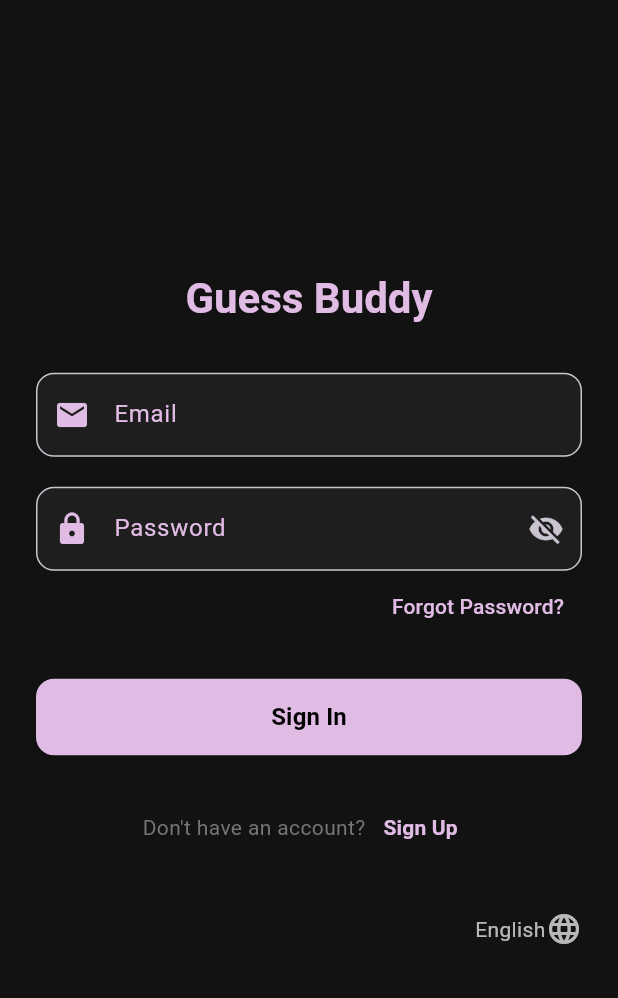
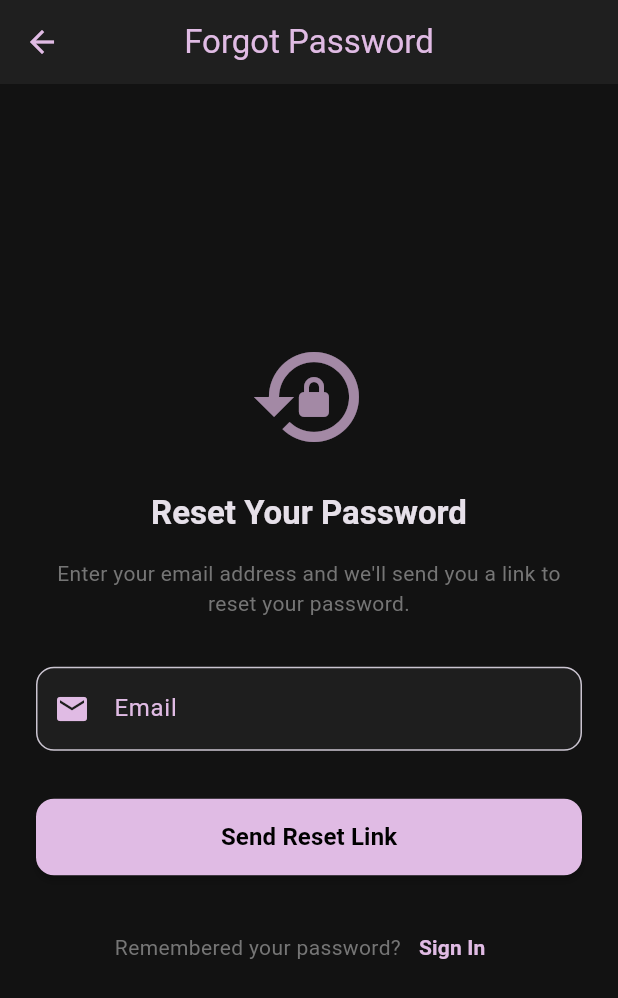
Before and after one commit to mburakaltun/guess_buddy_app, a Flutter app: the screen it shows after launch, after a tap on "Forgot Password?", on a phone screen of 412 x 824 dp. Shown: the top 998 px of the screen. Run offline on Flutter 3.47's test engine with Material 3 defaults, Android fonts, the phone set to English and light mode, and no system bars; our stand-ins replace flutter_dotenv, shared_preferences; accounts and stored records are empty; generated files the repository leaves out were written again; network calls fail.

Commit message:
Add forgot password feature with email input and success/error handling

```diff
--- a/lib/authentication/model/endpoint/authentication_endpoints.dart
+++ b/lib/authentication/model/endpoint/authentication_endpoints.dart
@@ -2,4 +2,5 @@ class AuthEndpoints {
   static const String base = '/authentication';
   static const String signUp = '$base/sign-up';
   static const String signIn = '$base/sign-in';
+  static const String startForgotPassword = '$base/start-forgot-password';
 }
--- /dev/null
+++ b/lib/authentication/model/request/request_send_forgot_password_email.dart
@@ -0,0 +1,13 @@
+class RequestStartForgotPassword {
+  final String email;
+
+  RequestStartForgotPassword({
+    required this.email,
+  });
+
+  Map<String, dynamic> toJson() {
+    return {
+      'email': email,
+    };
+  }
+}
--- /dev/null
+++ b/lib/authentication/model/response/response_send_forgot_password_email.dart
@@ -0,0 +1,11 @@
+class ResponseStartForgotPassword {
+  final bool emailSent;
+
+  ResponseStartForgotPassword({this.emailSent = false});
+
+  factory ResponseStartForgotPassword.fromJson(Map<String, dynamic> json) {
+    return ResponseStartForgotPassword(
+      emailSent: json['emailSent'] ?? false,
+    );
+  }
+}
--- /dev/null
+++ b/lib/authentication/screen/forgot_password_screen.dart
@@ -0,0 +1,225 @@
+import 'package:flutter/material.dart';
+import 'package:guess_buddy_app/authentication/model/request/request_send_forgot_password_email.dart';
+import 'package:guess_buddy_app/common/constants/routes.dart';
+import 'package:guess_buddy_app/common/extension/localization_extension.dart';
+import 'package:guess_buddy_app/common/model/exception/api_exception.dart';
+import 'package:guess_buddy_app/authentication/service/authentication_service.dart';
+
+class ForgotPasswordScreen extends StatefulWidget {
+  const ForgotPasswordScreen({super.key});
+
+  @override
+  State<ForgotPasswordScreen> createState() => _ForgotPasswordScreenState();
+}
+
+class _ForgotPasswordScreenState extends State<ForgotPasswordScreen> {
+  final _formKey = GlobalKey<FormState>();
+  final _emailController = TextEditingController();
+  final _authenticationService = AuthenticationService();
+
+  String _email = '';
+  bool _isLoading = false;
+  bool _isSuccess = false;
+
+  @override
+  void dispose() {
+    _emailController.dispose();
+    super.dispose();
+  }
+
+  Future<void> _resetPassword() async {
+    if (!_formKey.currentState!.validate()) return;
+
+    _formKey.currentState!.save();
+
+    setState(() {
+      _isLoading = true;
+      _isSuccess = false;
+    });
+
+    try {
+      await _authenticationService.startForgotPassword(
+          RequestStartForgotPassword(email: _email)
+      );
+
+      if (!mounted) return;
+
+      setState(() {
+        _isSuccess = true;
+        _isLoading = false;
+      });
+
+    } on ApiException catch (e) {
+      if (!mounted) return;
+    } catch (e) {
+      if (!mounted) return;
+    } finally {
+      if (mounted && !_isSuccess) {
+        setState(() => _isLoading = false);
+      }
+      _showSuccessMessage(context.message.forgotPasswordResetLinkSent);
+    }
+  }
+
+  void _showSuccessMessage(String message) {
+    ScaffoldMessenger.of(context).showSnackBar(
+      SnackBar(
+        content: Text(message),
+        backgroundColor: Colors.green,
+        duration: const Duration(seconds: 3),
+      ),
+    );
+  }
+
+  void _showErrorDialog(String message) {
+    showDialog(
+      context: context,
+      builder: (context) => AlertDialog(
+        title: Text(context.message.forgotPasswordFailed),
+        content: Text(message),
+        actions: [
+          TextButton(
+              onPressed: () => Navigator.of(context).pop(),
+              child: Text(context.message.ok)
+          )
+        ],
+      ),
+    );
+  }
+
+  @override
+  Widget build(BuildContext context) {
+    return Scaffold(
+      appBar: AppBar(
+        title: Text(context.message.forgotPassword),
+        centerTitle: true,
+        elevation: 0,
+      ),
+      body: SafeArea(
+        child: GestureDetector(
+          onTap: () => FocusScope.of(context).unfocus(),
+          child: Center(
+            child: SingleChildScrollView(
+              padding: const EdgeInsets.all(24.0),
+              child: Form(
+                key: _formKey,
+                child: Column(
+                  mainAxisAlignment: MainAxisAlignment.center,
+                  crossAxisAlignment: CrossAxisAlignment.stretch,
+                  children: [
+                    // Icon
+                    Icon(
+                      Icons.lock_reset,
+                      size: 80,
+                      color: Theme.of(context).primaryColor.withOpacity(0.7),
+                    ),
+                    const SizedBox(height: 24),
+
+                    // Title
+                    Text(
+                      context.message.forgotPasswordTitle,
+                      style: Theme.of(context).textTheme.titleLarge?.copyWith(
+                        fontWeight: FontWeight.bold,
+                      ),
+                      textAlign: TextAlign.center,
+                    ),
+                    const SizedBox(height: 16),
+
+                    // Description
+                    Text(
+                      context.message.forgotPasswordDescription,
+                      style: Theme.of(context).textTheme.bodyMedium?.copyWith(
+                        color: Colors.grey[600],
+                      ),
+                      textAlign: TextAlign.center,
+                    ),
+                    const SizedBox(height: 32),
+
+                    // Email field
+                    TextFormField(
+                      controller: _emailController,
+                      decoration: InputDecoration(
+                        labelText: context.message.forgotPasswordEmail,
+                        prefixIcon: const Icon(Icons.email),
+                        border: OutlineInputBorder(
+                          borderRadius: BorderRadius.circular(12),
+                        ),
+                        contentPadding: const EdgeInsets.symmetric(
+                          vertical: 16,
+                          horizontal: 16,
+                        ),
+                      ),
+                      keyboardType: TextInputType.emailAddress,
+                      textInputAction: TextInputAction.done,
+                      validator: (value) {
+                        if (value == null || value.isEmpty || !value.contains('@')) {
+                          return context.message.forgotPasswordEmailHint;
+                        }
+                        return null;
+                      },
+                      onSaved: (value) => _email = value!.trim(),
+                    ),
+                    const SizedBox(height: 32),
+
+                    // Reset Password button
+                    ElevatedButton(
+                      onPressed: _isLoading ? null : _resetPassword,
+                      style: ElevatedButton.styleFrom(
+                        padding: const EdgeInsets.symmetric(vertical: 14),
+                        shape: RoundedRectangleBorder(
+                          borderRadius: BorderRadius.circular(12),
+                        ),
+                        elevation: 2,
+                      ),
+                      child: _isLoading
+                          ? const SizedBox(
+                        height: 24,
+                        width: 24,
+                        child: CircularProgressIndicator(
+                          color: Colors.white,
+                          strokeWidth: 2.5,
+                        ),
+                      )
+                          : Text(
+                        context.message.forgotPasswordSubmit,
+                        style: const TextStyle(
+                          fontSize: 16,
+                          fontWeight: FontWeight.bold,
+                        ),
+                      ),
+                    ),
+
+                    const SizedBox(height: 24),
+
+                    // Back to login link
+                    Row(
+                      mainAxisAlignment: MainAxisAlignment.center,
+                      children: [
+                        Text(
+                          context.message.forgotPasswordRemembered,
+                          style: TextStyle(color: Colors.grey[600]),
+                        ),
+                        TextButton(
+                          onPressed: () {
+                            Navigator.pushReplacementNamed(context, Routes.signIn);
+                          },
+                          child: Text(
+                            context.message.signIn,
+                            style: TextStyle(
+                              fontWeight: FontWeight.bold,
+                              color: Theme.of(context).primaryColor,
+                            ),
+                          ),
+                        ),
+                      ],
+                    ),
+                  ],
+                ),
+              ),
+            ),
+          ),
+        ),
+      ),
+    );
+  }
+}
--- a/lib/authentication/screen/sign_in_screen.dart
+++ b/lib/authentication/screen/sign_in_screen.dart
@@ -1,4 +1,5 @@
 import 'package:flutter/material.dart';
+import 'package:guess_buddy_app/common/constants/routes.dart';
 import 'package:guess_buddy_app/common/extension/localization_extension.dart';
 import 'package:guess_buddy_app/common/utility/language_utility.dart';
 
@@ -69,7 +70,7 @@ class _SignInPageState extends State<SignInPage> {
         await authenticationService.signIn(RequestSignInUser(email: _email, password: _password));
 
         if (!mounted) return;
-        Navigator.pushReplacementNamed(context, '/dashboard');
+        Navigator.pushReplacementNamed(context, Routes.dashboard);
       } on ApiException catch (e) {
         if (!mounted) return;
         _showErrorDialog(e.errorMessage);
@@ -208,10 +209,10 @@ class _SignInPageState extends State<SignInPage> {
                       alignment: Alignment.centerRight,
                       child: TextButton(
                         onPressed: () {
-                          // Implement forgot password
+                          Navigator.pushNamed(context, Routes.forgotPassword);
                         },
                         child: Text(
-                          'Forgot Password?',
+                          context.message.forgotPasswordWithQuestionMark,
                           style: TextStyle(
                             color: Theme.of(context).primaryColor,
                           ),
@@ -261,7 +262,7 @@ class _SignInPageState extends State<SignInPage> {
                         ),
                         TextButton(
                           onPressed: () {
-                            Navigator.pushReplacementNamed(context, '/signup');
+                            Navigator.pushReplacementNamed(context, Routes.signUp);
                           },
                           child: Text(
                             context.message.signUp,
--- a/lib/authentication/screen/sign_up_screen.dart
+++ b/lib/authentication/screen/sign_up_screen.dart
@@ -1,4 +1,5 @@
 import 'package:flutter/material.dart';
+import 'package:guess_buddy_app/common/constants/routes.dart';
 import 'package:guess_buddy_app/common/extension/localization_extension.dart';
 import 'package:guess_buddy_app/common/utility/language_utility.dart';
 import '../../main.dart';
@@ -82,7 +83,7 @@ class _SignUpPageState extends State<SignUpPage> {
       );
 
       if (!mounted) return;
-      Navigator.pushReplacementNamed(context, '/success');
+      Navigator.pushReplacementNamed(context, Routes.signUpSuccess);
     } on ApiException catch (e) {
       _showErrorDialog(e.errorMessage);
     } catch (e) {
@@ -316,7 +317,7 @@ class _SignUpPageState extends State<SignUpPage> {
                         ),
                         TextButton(
                           onPressed: () {
-                            Navigator.pushReplacementNamed(context, '/signin');
+                            Navigator.pushReplacementNamed(context, Routes.signIn);
                           },
                           child: Text(
                             context.message.signIn,
--- a/lib/authentication/screen/sign_up_success_screen.dart
+++ b/lib/authentication/screen/sign_up_success_screen.dart
@@ -1,4 +1,5 @@
 import 'package:flutter/material.dart';
+import 'package:guess_buddy_app/common/constants/routes.dart';
 import 'package:guess_buddy_app/common/extension/localization_extension.dart';
 
 class SignUpSuccessScreen extends StatelessWidget {
@@ -21,7 +22,7 @@ class SignUpSuccessScreen extends StatelessWidget {
               const SizedBox(height: 40),
               ElevatedButton(
                 onPressed: () {
-                  Navigator.pushReplacementNamed(context, '/signin');
+                  Navigator.pushReplacementNamed(context, Routes.signIn);
                 },
                 child: Text(context.message.goToSignIn),
               ),
--- /dev/null
+++ b/lib/common/constants/routes.dart
@@ -0,0 +1,8 @@
+class Routes {
+  static const String signIn = '/signIn';
+  static const String signUp = '/signUp';
+  static const String dashboard = '/dashboard';
+  static const String signUpSuccess = '/success';
+  static const String addPrediction = '/addPrediction';
+  static const String forgotPassword = '/forgotPassword';
+}
--- a/lib/l10n/app_en.arb
+++ b/lib/l10n/app_en.arb
@@ -43,7 +43,6 @@
 
   "predictionFeedUserNotFound": "User information not found.",
   "predictionFeedUnexpectedError": "An unexpected error occurred.",
-  "predictionFeedTryAgain": "Try Again",
   "predictionFeedNoPredictions": "No predictions yet.",
   "predictionFeedVoteCount": "{count} votes",
   "predictionFeedPositive": "Positive Prediction",
@@ -82,5 +81,16 @@
 
   "usersNoUsersFound": "No users found.",
   "usersLoadingUsers": "Loading users...",
-  "usersPredictions": "Predictions"
+  "usersPredictions": "Predictions",
+
+  "forgotPassword": "Forgot Password",
+  "forgotPasswordWithQuestionMark": "Forgot Password?",
+  "forgotPasswordTitle": "Reset Your Password",
+  "forgotPasswordDescription": "Enter your email address and we'll send you a link to reset your password.",
+  "forgotPasswordEmail": "Email",
+  "forgotPasswordEmailHint": "Please enter a valid email address",
+  "forgotPasswordSubmit": "Send Reset Link",
+  "forgotPasswordFailed": "Password Reset Failed",
+  "forgotPasswordResetLinkSent": "If your email exists in our system, a password reset link has been sent.",
+  "forgotPasswordRemembered": "Remembered your password?"
 }
--- a/lib/main.dart
+++ b/lib/main.dart
@@ -2,11 +2,15 @@ import 'package:flutter/material.dart';
 import 'package:flutter_dotenv/flutter_dotenv.dart';
 import 'package:flutter_localizations/flutter_localizations.dart';
 import 'package:flutter_gen/gen_l10n/app_localizations.dart';
+import 'package:guess_buddy_app/common/constants/routes.dart';
 import 'package:guess_buddy_app/common/screen/dashboard_screen.dart';
 import 'package:guess_buddy_app/authentication/screen/sign_in_screen.dart';
 import 'package:guess_buddy_app/authentication/screen/sign_up_screen.dart';
 import 'package:guess_buddy_app/authentication/screen/sign_up_success_screen.dart';
 import 'package:guess_buddy_app/common/utility/language_utility.dart';
+import 'package:guess_buddy_app/prediction/screen/add_prediction_screen.dart';
+
+import 'authentication/screen/forgot_password_screen.dart';
 
 Future<void> main() async {
   WidgetsFlutterBinding.ensureInitialized();
@@ -92,12 +96,14 @@ class _GuessBuddyAppState extends State<GuessBuddyApp> {
         textTheme: const TextTheme(bodyMedium: TextStyle(color: Colors.white70)),
       ),
       themeMode: ThemeMode.dark,
-      initialRoute: '/signin',
+      initialRoute: Routes.signIn,
       routes: {
-        '/signin': (context) => const SignInPage(),
-        '/signup': (context) => const SignUpPage(),
-        '/dashboard': (context) => const DashboardScreen(),
-        '/success': (context) => const SignUpSuccessScreen(),
+        Routes.signIn: (context) => const SignInPage(),
+        Routes.signUp: (context) => const SignUpPage(),
+        Routes.dashboard: (context) => const DashboardScreen(),
+        Routes.signUpSuccess: (context) => const SignUpSuccessScreen(),
+        Routes.addPrediction: (context) => const AddPredictionScreen(),
+        Routes.forgotPassword: (context) => const ForgotPasswordScreen(),
       },
     );
   }
--- a/lib/prediction/screen/prediction_feed_screen.dart
+++ b/lib/prediction/screen/prediction_feed_screen.dart
@@ -307,7 +307,7 @@ class _PredictionFeedScreenState extends State<PredictionFeedScreen> {
             ElevatedButton.icon(
               onPressed: _initializeUserAndFetchPredictions,
               icon: const Icon(Icons.refresh),
-              label: Text(context.message.predictionFeedTryAgain),
+              label: Text(context.message.generalTryAgain),
               style: ElevatedButton.styleFrom(
                 padding: const EdgeInsets.symmetric(horizontal: 24, vertical: 12),
                 shape: RoundedRectangleBorder(borderRadius: BorderRadius.circular(12)),
```
Also changed, not shown: lib/authentication/service/authentication_service.dart (+10 -0 lines), lib/common/screen/dashboard_screen.dart (+13 -1 lines), lib/common/screen/my_predictions_screen.dart (+9 -7 lines), lib/l10n/app_tr.arb (+12 -2 lines), 1 other file.
